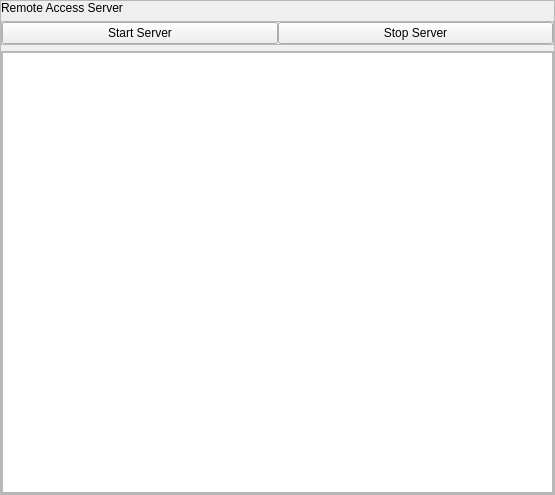
Old version of the form seel_res/GUI/F_miscellaneous/templates/remote.ui in the repository jithinbp/SEELablet-apps.
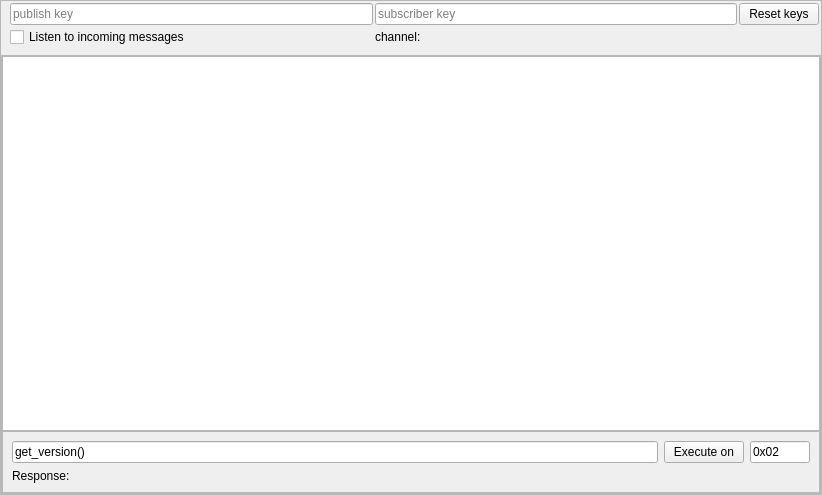
New version of the form.

Commit message: usb enumeration autosearch edit

The edit to the form file:
```diff
--- a/seel_res/GUI/F_miscellaneous/templates/remote.ui
+++ b/seel_res/GUI/F_miscellaneous/templates/remote.ui
@@ -6,7 +6,7 @@
    <rect>
     <x>0</x>
     <y>0</y>
-    <width>555</width>
+    <width>822</width>
     <height>495</height>
    </rect>
   </property>
@@ -33,23 +33,10 @@
        <property name="margin">
         <number>0</number>
        </property>
-       <item>
-        <widget class="QLabel" name="detect">
-         <property name="sizePolicy">
-          <sizepolicy hsizetype="Preferred" vsizetype="Maximum">
-           <horstretch>0</horstretch>
-           <verstretch>0</verstretch>
-          </sizepolicy>
-         </property>
-         <property name="text">
-          <string>Remote Access Server</string>
-         </property>
-        </widget>
-       </item>
        <item>
         <widget class="QFrame" name="frame_2">
          <property name="frameShape">
-          <enum>QFrame::StyledPanel</enum>
+          <enum>QFrame::NoFrame</enum>
          </property>
          <property name="frameShadow">
           <enum>QFrame::Raised</enum>
@@ -58,23 +45,56 @@
           <string>PeripheralCollectionInner</string>
          </property>
          <layout class="QGridLayout" name="gridLayout">
-          <property name="horizontalSpacing">
-           <number>0</number>
+          <property name="topMargin">
+           <number>2</number>
           </property>
-          <property name="margin">
-           <number>0</number>
+          <property name="rightMargin">
+           <number>2</number>
+          </property>
+          <property name="bottomMargin">
+           <number>2</number>
+          </property>
+          <property name="spacing">
+           <number>2</number>
           </property>
           <item row="0" column="0">
-           <widget class="QPushButton" name="pushButton">
+           <widget class="QLineEdit" name="pubEdit">
             <property name="text">
-             <string>Start Server</string>
+             <string/>
+            </property>
+            <property name="placeholderText">
+             <string>publish key</string>
+            </property>
+           </widget>
+          </item>
+          <item row="1" column="1">
+           <widget class="QLabel" name="channelLabel">
+            <property name="text">
+             <string>channel:</string>
+            </property>
+           </widget>
+          </item>
+          <item row="1" column="0">
+           <widget class="QCheckBox" name="checkBox">
+            <property name="text">
+             <string>Listen to incoming messages</string>
             </property>
            </widget>
           </item>
           <item row="0" column="1">
-           <widget class="QPushButton" name="pushButton_2">
+           <widget class="QLineEdit" name="subEdit">
             <property name="text">
-             <string>Stop Server</string>
+             <string/>
+            </property>
+            <property name="placeholderText">
+             <string>subscriber key</string>
+            </property>
+           </widget>
+          </item>
+          <item row="0" column="2">
+           <widget class="QPushButton" name="pushButton_4">
+            <property name="text">
+             <string>Reset keys</string>
             </property>
            </widget>
           </item>
@@ -106,7 +126,60 @@
            <number>0</number>
           </property>
           <item row="0" column="0">
-           <widget class="QTextEdit" name="results"/>
+           <widget class="QTextEdit" name="results">
+            <property name="textInteractionFlags">
+             <set>Qt::TextEditorInteraction</set>
+            </property>
+           </widget>
+          </item>
+          <item row="1" column="0">
+           <widget class="QFrame" name="frame_4">
+            <property name="frameShape">
+             <enum>QFrame::StyledPanel</enum>
+            </property>
+            <property name="frameShadow">
+             <enum>QFrame::Raised</enum>
+            </property>
+            <property name="class" stdset="0">
+             <string>PeripheralCollectionInner</string>
+            </property>
+            <layout class="QGridLayout" name="gridLayout_3">
+             <item row="0" column="1">
+              <widget class="QPushButton" name="pushButton_3">
+               <property name="text">
+                <string>Execute on</string>
+               </property>
+              </widget>
+             </item>
+             <item row="0" column="0">
+              <widget class="QLineEdit" name="cmdEdit">
+               <property name="text">
+                <string>get_version()</string>
+               </property>
+              </widget>
+             </item>
+             <item row="0" column="2">
+              <widget class="QLineEdit" name="sendID">
+               <property name="maximumSize">
+                <size>
+                 <width>60</width>
+                 <height>16777215</height>
+                </size>
+               </property>
+               <property name="text">
+                <string>0x02</string>
+               </property>
+              </widget>
+             </item>
+             <item row="1" column="0" colspan="3">
+              <widget class="QLabel" name="responseLabel">
+               <property name="text">
+                <string>Response:</string>
+               </property>
+              </widget>
+             </item>
+            </layout>
+           </widget>
           </item>
          </layout>
         </widget>
```
Left out of the diff: 57 changed lines with no effect on the pictures. The commit also changes 11 other files.
